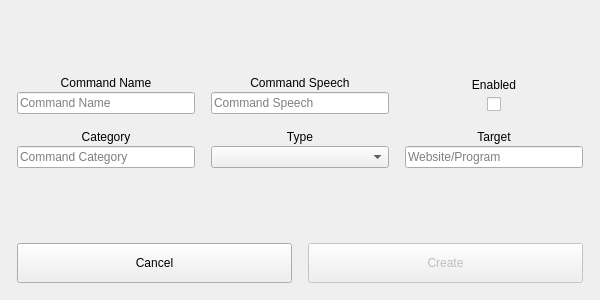
Above: PyQt-GUIProject/create_command.ui from Notaweedle/Pro100_Voice_rec before the change. Below: the same form after it.
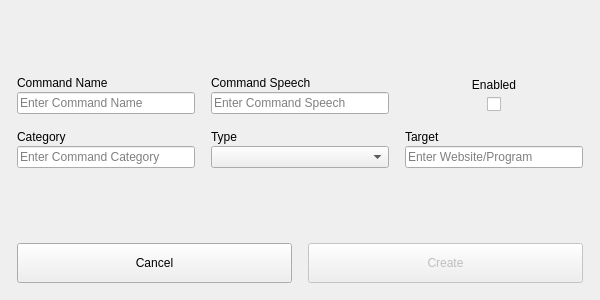
That is the form after the change.

Diff of the .ui file:
```diff
--- a/PyQt-GUIProject/create_command.ui
+++ b/PyQt-GUIProject/create_command.ui
@@ -63,14 +63,14 @@
           <string>Category</string>
          </property>
          <property name="alignment">
-          <set>Qt::AlignmentFlag::AlignCenter</set>
+          <set>Qt::AlignmentFlag::AlignLeading|Qt::AlignmentFlag::AlignLeft|Qt::AlignmentFlag::AlignVCenter</set>
          </property>
         </widget>
        </item>
        <item>
         <widget class="QLineEdit" name="categoryEdit">
          <property name="placeholderText">
-          <string>Command Category</string>
+          <string>Enter Command Category</string>
          </property>
         </widget>
        </item>
@@ -100,7 +100,7 @@
           <string>Target</string>
          </property>
          <property name="alignment">
-          <set>Qt::AlignmentFlag::AlignCenter</set>
+          <set>Qt::AlignmentFlag::AlignLeading|Qt::AlignmentFlag::AlignLeft|Qt::AlignmentFlag::AlignVCenter</set>
          </property>
         </widget>
        </item>
@@ -116,7 +116,7 @@
           <bool>false</bool>
          </property>
          <property name="placeholderText">
-          <string>Website/Program</string>
+          <string>Enter Website/Program</string>
          </property>
          <property name="clearButtonEnabled">
           <bool>false</bool>
@@ -280,7 +280,7 @@
           <string>Command Name</string>
          </property>
          <property name="alignment">
-          <set>Qt::AlignmentFlag::AlignCenter</set>
+          <set>Qt::AlignmentFlag::AlignLeading|Qt::AlignmentFlag::AlignLeft|Qt::AlignmentFlag::AlignVCenter</set>
          </property>
         </widget>
        </item>
@@ -293,7 +293,7 @@
           <number>32767</number>
          </property>
          <property name="placeholderText">
-          <string>Command Name</string>
+          <string>Enter Command Name</string>
          </property>
         </widget>
        </item>
@@ -323,7 +323,7 @@
           <string>Command Speech</string>
          </property>
          <property name="alignment">
-          <set>Qt::AlignmentFlag::AlignCenter</set>
+          <set>Qt::AlignmentFlag::AlignLeading|Qt::AlignmentFlag::AlignLeft|Qt::AlignmentFlag::AlignVCenter</set>
          </property>
         </widget>
        </item>
@@ -333,7 +333,7 @@
           <string/>
          </property>
          <property name="placeholderText">
-          <string>Command Speech</string>
+          <string>Enter Command Speech</string>
          </property>
         </widget>
        </item>
@@ -350,7 +350,7 @@
           <string>Type</string>
          </property>
          <property name="alignment">
-          <set>Qt::AlignmentFlag::AlignCenter</set>
+          <set>Qt::AlignmentFlag::AlignLeading|Qt::AlignmentFlag::AlignLeft|Qt::AlignmentFlag::AlignVCenter</set>
          </property>
         </widget>
        </item>
```
Left out of the diff: 2 changed lines with no effect on the pictures.
